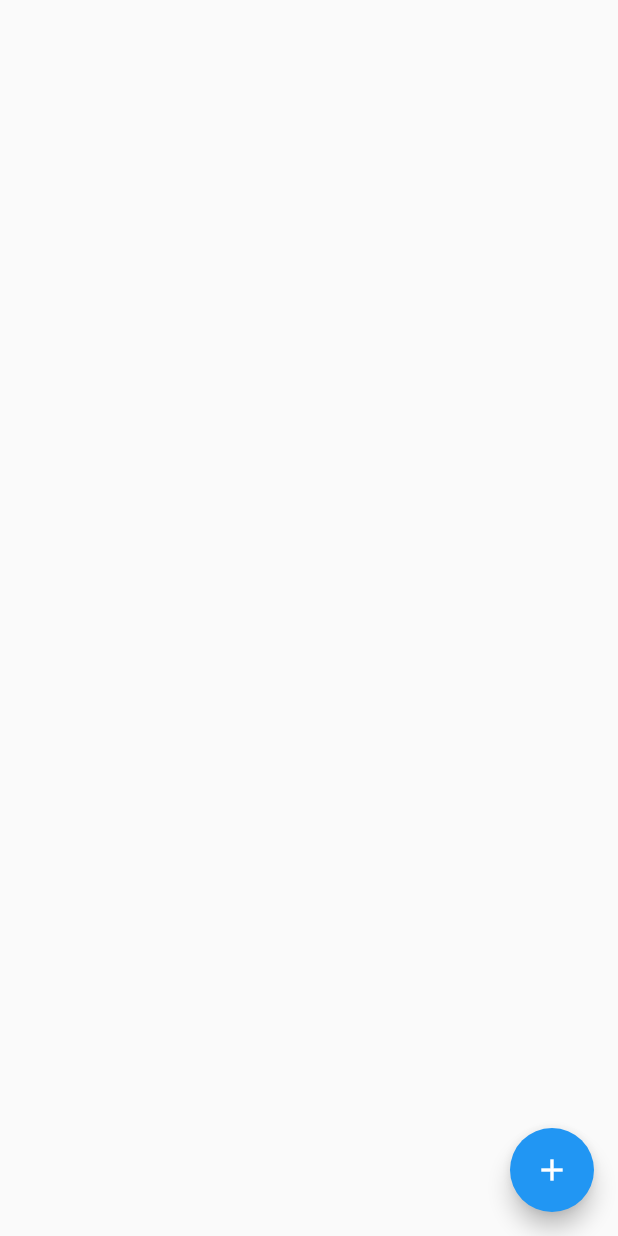
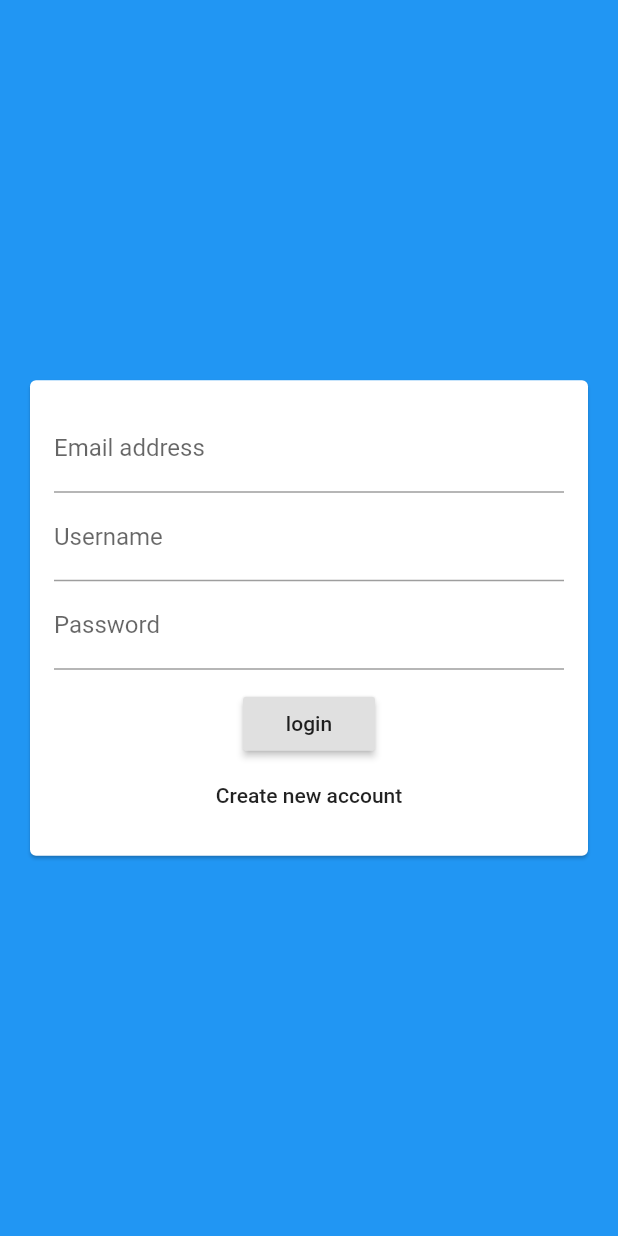
Before and after one commit to sunachun/chat, a Flutter app: the screen it shows after launch, on a phone screen of 412 x 824 dp. Run offline on Flutter 3.47's test engine with Material 2 defaults, Android fonts, the phone set to English and light mode, and no system bars; our stand-ins replace cloud_firestore; accounts and stored records are empty.

Commit message:
321 ログイン画面

```diff
--- a/lib/main.dart
+++ b/lib/main.dart
@@ -1,3 +1,4 @@
+import 'package:chat/screens/auth_screen.dart';
 import 'package:chat/screens/chat_screen.dart';
 import 'package:flutter/material.dart';
 
@@ -13,7 +14,7 @@ class MyApp extends StatelessWidget {
       theme: ThemeData(
         primarySwatch: Colors.blue,
       ),
-      home: ChatScreen(),
+      home: AuthScreen(),
     );
   }
 }
--- a/lib/screens/auth_screen.dart
+++ b/lib/screens/auth_screen.dart
@@ -0,0 +1,17 @@
+import 'package:chat/widgets/auth/auth_form.dart';
+import 'package:flutter/material.dart';
+
+class AuthScreen extends StatefulWidget {
+  @override
+  _AuthScreenState createState() => _AuthScreenState();
+}
+
+class _AuthScreenState extends State<AuthScreen> {
+  @override
+  Widget build(BuildContext context) {
+    return Scaffold(
+      backgroundColor: Theme.of(context).primaryColor,
+      body: AuthForm(),
+    );
+  }
+}
--- /dev/null
+++ b/lib/widgets/auth/auth_form.dart
@@ -0,0 +1,53 @@
+import 'package:flutter/material.dart';
+
+class AuthForm extends StatefulWidget {
+  @override
+  _AuthFormState createState() => _AuthFormState();
+}
+
+class _AuthFormState extends State<AuthForm> {
+  @override
+  Widget build(BuildContext context) {
+    return Center(
+      child: Card(
+        margin: EdgeInsets.all(20),
+        child: SingleChildScrollView(
+          child: Padding(
+            padding: EdgeInsets.all(16),
+            child: Form(
+              child: Column(
+                mainAxisSize: MainAxisSize.min,
+                children: <Widget>[
+                  TextFormField(
+                    keyboardType: TextInputType.emailAddress,
+                    decoration: InputDecoration(
+                      labelText: 'Email address',
+                    ),
+                  ),
+                  TextFormField(
+                    decoration: InputDecoration(labelText: 'Username'),
+                  ),
+                  TextFormField(
+                    decoration: InputDecoration(labelText: 'Password'),
+                    obscureText: true,
+                  ),
+                  SizedBox(
+                    height: 12,
+                  ),
+                  RaisedButton(
+                    child: Text('login'),
+                    onPressed: () {},
+                  ),
+                  FlatButton(
+                    child: Text('Create new account'),
+                    onPressed: () {},
+                  ),
+                ],
+              ),
+            ),
+          ),
+        ),
+      ),
+    );
+  }
+}
```
